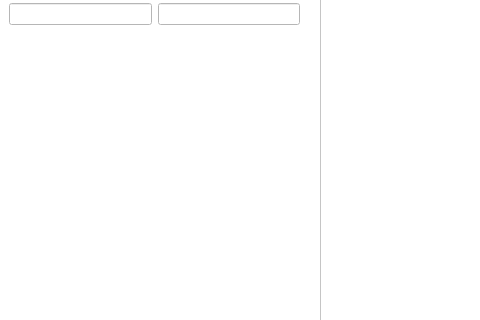
The window that form/main_form.ui (lomikist/diploma) describes before a commit, drawn with Qt 5; both pictures show x 0 to 480 and y 115 to 435 of the 1304 by 614 pixel window.
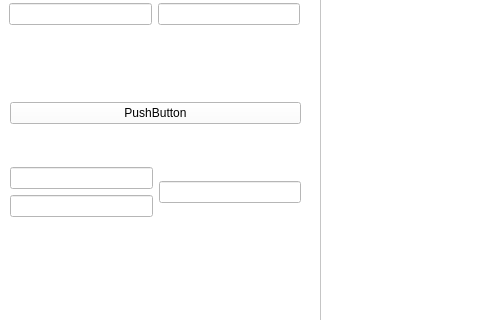
The same window after the commit.

Patch:
```diff
--- a/form/main_form.ui
+++ b/form/main_form.ui
@@ -93,16 +93,46 @@
      </item>
     </layout>
    </widget>
-  </widget>
-  <widget class="QMenuBar" name="menubar">
-   <property name="geometry">
-    <rect>
-     <x>0</x>
-     <y>0</y>
-     <width>1304</width>
-     <height>27</height>
-    </rect>
-   </property>
+   <widget class="QWidget" name="verticalLayoutWidget">
+    <property name="geometry">
+     <rect>
+      <x>10</x>
+      <y>180</y>
+      <width>291</width>
+      <height>191</height>
+     </rect>
+    </property>
+    <layout class="QVBoxLayout" name="_circle_layout">
+     <item>
+      <widget class="QPushButton" name="_add_circle">
+       <property name="text">
+        <string>PushButton</string>
+       </property>
+      </widget>
+     </item>
+     <item>
+      <layout class="QHBoxLayout" name="horizontalLayout_2">
+       <item>
+        <layout class="QVBoxLayout" name="verticalLayout_5">
+         <item>
+          <widget class="QLineEdit" name="_circle_x"/>
+         </item>
+         <item>
+          <widget class="QLineEdit" name="_circle_y"/>
+         </item>
+        </layout>
+       </item>
+       <item>
+        <layout class="QVBoxLayout" name="verticalLayout_6">
+         <item>
+          <widget class="QLineEdit" name="_circle_r"/>
+         </item>
+        </layout>
+       </item>
+      </layout>
+     </item>
+    </layout>
+   </widget>
   </widget>
   <widget class="QStatusBar" name="statusbar"/>
  </widget>
```
Left out of the diff: 2 changed lines with no effect on the pictures.
